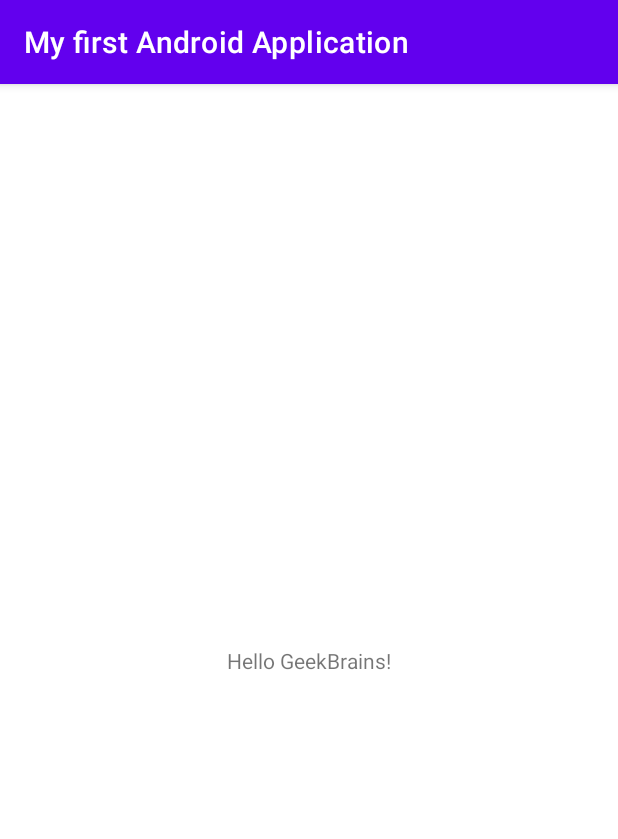
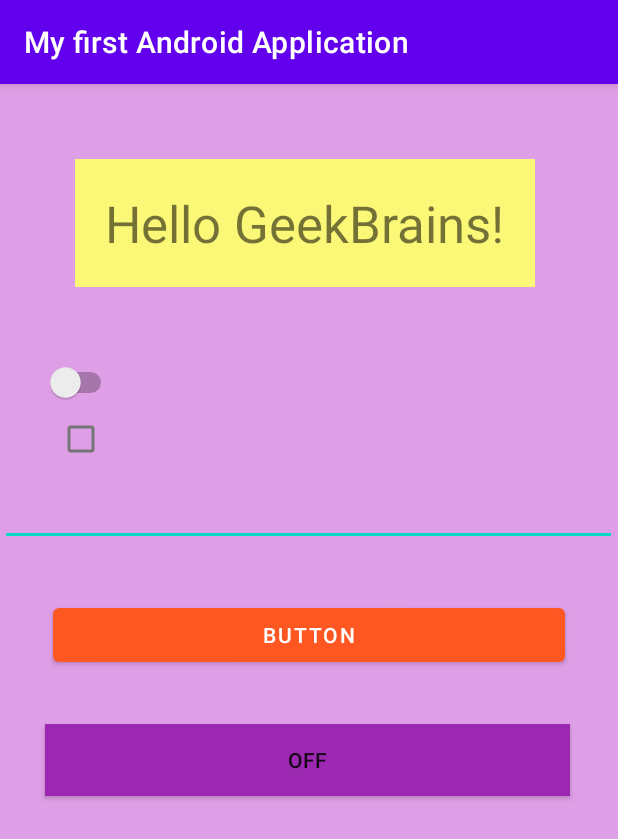
Before and after one commit to Higashee/androidrepo, an Android app: the screen it shows after launch (MainActivity), on a phone screen of 412 x 824 dp. Shown: the top 839 px of the screen. Run offline under Robolectric (Android 15) with nearby library versions, the phone set to English and light mode, and no system bars.

Commit message:
Init. Commit

```diff
--- a/app/src/main/res/layout/activity_main.xml
+++ b/app/src/main/res/layout/activity_main.xml
@@ -1,20 +1,61 @@
 <?xml version="1.0" encoding="utf-8"?>
-<androidx.constraintlayout.widget.ConstraintLayout xmlns:android="http://schemas.android.com/apk/res/android"
+<LinearLayout xmlns:android="http://schemas.android.com/apk/res/android"
     xmlns:app="http://schemas.android.com/apk/res-auto"
     xmlns:tools="http://schemas.android.com/tools"
     android:layout_width="match_parent"
     android:layout_height="match_parent"
+    android:background="#7B3C"
+    android:orientation="vertical"
     tools:context=".MainActivity">
 
     <TextView
         android:layout_width="wrap_content"
         android:layout_height="wrap_content"
+        android:layout_margin="50dp"
+        android:background="#FBF777"
+        android:padding="20dp"
         android:text="Hello GeekBrains!"
-        app:layout_constraintBottom_toBottomOf="parent"
-        app:layout_constraintLeft_toLeftOf="parent"
-        app:layout_constraintRight_toRightOf="parent"
-        app:layout_constraintTop_toTopOf="parent" />
+        android:textSize="34sp"
+        app:layout_constraintVertical_bias="0.079"
+        />
+
+    <Switch
+        android:layout_width="wrap_content"
+        android:layout_height="wrap_content"
+        android:layout_marginLeft="30dp"
+        android:switchTextAppearance="@style/TextAppearance.AppCompat.Body1"
+        />
+
+    <CheckBox
+        android:layout_width="wrap_content"
+        android:layout_height="wrap_content"
+        android:layout_marginHorizontal="30dp"
+        />
+
+    <EditText
+        android:layout_width="411dp"
+        android:layout_height="47dp"
+        tools:ignore="MissingConstraints"
+        tools:layout_editor_absoluteX="0dp"
+        tools:layout_editor_absoluteY="123dp"
+        />
+
+    <Button
+        android:id="@+id/button3"
+        android:layout_width="match_parent"
+        android:layout_height="wrap_content"
+        android:layout_margin="35dp"
+        android:text="Button"
+        app:backgroundTint="#FF5722"
+        />
+
+    <ToggleButton
+        android:layout_width="350dp"
+        android:layout_height="wrap_content"
+        android:layout_marginHorizontal="30dp"
+        android:background="#FF5722"
+        app:backgroundTint="#9C27B0"
+        />
 
 
-
-</androidx.constraintlayout.widget.ConstraintLayout>
+</LinearLayout>
```
Also changed, not shown: app/src/main/res/layout/activity_main2.xml (added, +66 -0 lines).
